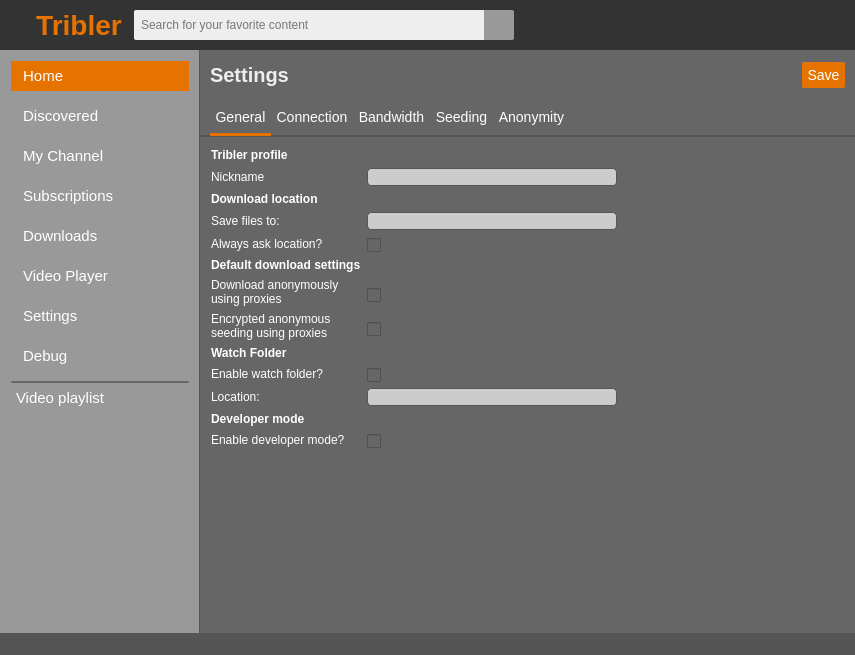
Above: TriblerGUI/qt_resources/mainwindow.ui from Tribler/tribler before the change. Below: the same form after it.
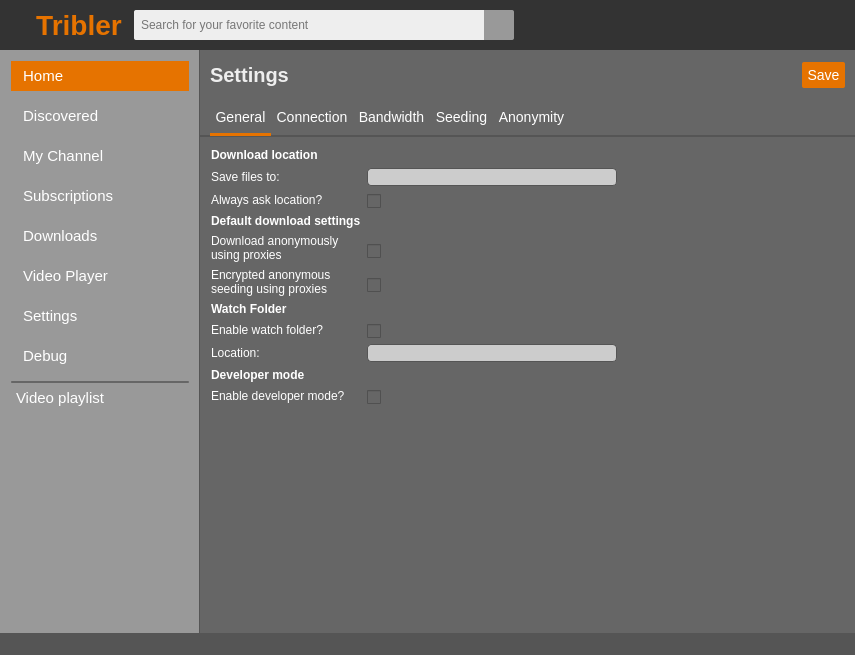
That is the form after the change. The open tabs and pages were chosen to show the change. Icons and pictures are not drawn. Custom widgets are drawn as their Qt base class.

The edit to the form file:
```diff
--- a/TriblerGUI/qt_resources/mainwindow.ui
+++ b/TriblerGUI/qt_resources/mainwindow.ui
@@ -4838,53 +4838,6 @@
                <set>Qt::AlignLeading|Qt::AlignLeft|Qt::AlignTop</set>
               </property>
               <item row="0" column="0">
-               <widget class="QLabel" name="tribler_profile_header_label">
-                <property name="styleSheet">
-                 <string notr="true">font-weight: bold;</string>
-                </property>
-                <property name="text">
-                 <string>Tribler profile</string>
-                </property>
-               </widget>
-              </item>
-              <item row="1" column="0">
-               <widget class="QLabel" name="label_2">
-                <property name="styleSheet">
-                 <string notr="true"/>
-                </property>
-                <property name="text">
-                 <string>Nickname</string>
-                </property>
-               </widget>
-              </item>
-              <item row="1" column="1">
-               <widget class="QLineEdit" name="nickname_input">
-                <property name="sizePolicy">
-                 <sizepolicy hsizetype="Fixed" vsizetype="Fixed">
-                  <horstretch>0</horstretch>
-                  <verstretch>0</verstretch>
-                 </sizepolicy>
-                </property>
-                <property name="minimumSize">
-                 <size>
-                  <width>250</width>
-                  <height>0</height>
-                 </size>
-                </property>
-                <property name="maximumSize">
-                 <size>
-                  <width>250</width>
-                  <height>16777215</height>
-                 </size>
-                </property>
-                <property name="styleSheet">
-                 <string notr="true">border: 1px solid #555;
-background-color: #ccc;
-border-radius: 4px;</string>
-                </property>
-               </widget>
-              </item>
-              <item row="2" column="0">
                <widget class="QLabel" name="label_4">
                 <property name="styleSheet">
                  <string notr="true">font-weight: bold;</string>
@@ -4894,7 +4847,7 @@
                 </property>
                </widget>
               </item>
-              <item row="3" column="0">
+              <item row="1" column="0">
                <widget class="QLabel" name="label_5">
                 <property name="styleSheet">
                  <string notr="true"/>
@@ -4904,7 +4857,7 @@
                 </property>
                </widget>
               </item>
-              <item row="3" column="1">
+              <item row="1" column="1">
                <widget class="QLineEdit" name="download_location_input">
                 <property name="sizePolicy">
                  <sizepolicy hsizetype="Fixed" vsizetype="Fixed">
@@ -4931,7 +4884,7 @@
                 </property>
                </widget>
               </item>
-              <item row="4" column="0">
+              <item row="2" column="0">
                <widget class="QLabel" name="label_6">
                 <property name="styleSheet">
                  <string notr="true"/>
@@ -4941,7 +4894,7 @@
                 </property>
                </widget>
               </item>
-              <item row="4" column="1">
+              <item row="2" column="1">
                <widget class="QCheckBox" name="always_ask_location_checkbox">
                 <property name="styleSheet">
                  <string notr="true">margin-top: 2px;</string>
@@ -4951,7 +4904,7 @@
                 </property>
                </widget>
               </item>
-              <item row="5" column="0">
+              <item row="3" column="0">
                <widget class="QLabel" name="default_download_settings_header">
                 <property name="styleSheet">
                  <string notr="true">font-weight: bold;</string>
@@ -4961,7 +4914,7 @@
                 </property>
                </widget>
               </item>
-              <item row="6" column="0">
+              <item row="4" column="0">
                <widget class="QLabel" name="download_settings_anon_label">
                 <property name="text">
                  <string>Download anonymously
@@ -4969,7 +4922,7 @@
                 </property>
                </widget>
               </item>
-              <item row="6" column="1">
+              <item row="4" column="1">
                <widget class="QCheckBox" name="download_settings_anon_checkbox">
                 <property name="styleSheet">
                  <string notr="true">margin-top: 10px;</string>
@@ -4979,7 +4932,7 @@
                 </property>
                </widget>
               </item>
-              <item row="7" column="0">
+              <item row="5" column="0">
                <widget class="QLabel" name="download_settings_anon_seeding_label">
                 <property name="text">
                  <string>Encrypted anonymous
@@ -4987,7 +4940,7 @@
                 </property>
                </widget>
               </item>
-              <item row="7" column="1">
+              <item row="5" column="1">
                <widget class="QCheckBox" name="download_settings_anon_seeding_checkbox">
                 <property name="styleSheet">
                  <string notr="true">margin-top: 10px;</string>
@@ -4997,7 +4950,7 @@
                 </property>
                </widget>
               </item>
-              <item row="8" column="0">
+              <item row="6" column="0">
                <widget class="QLabel" name="label_22">
                 <property name="styleSheet">
                  <string notr="true">font-weight: bold;</string>
@@ -5007,7 +4960,7 @@
                 </property>
                </widget>
               </item>
-              <item row="9" column="0">
+              <item row="7" column="0">
                <widget class="QLabel" name="label_23">
                 <property name="styleSheet">
                  <string notr="true"/>
@@ -5017,7 +4970,7 @@
                 </property>
                </widget>
               </item>
-              <item row="9" column="1">
+              <item row="7" column="1">
                <widget class="QCheckBox" name="watchfolder_enabled_checkbox">
                 <property name="styleSheet">
                  <string notr="true">margin-top: 2px;</string>
@@ -5027,7 +4980,7 @@
                 </property>
                </widget>
               </item>
-              <item row="10" column="0">
+              <item row="8" column="0">
                <widget class="QLabel" name="label_24">
                 <property name="styleSheet">
                  <string notr="true"/>
@@ -5037,7 +4990,7 @@
                 </property>
                </widget>
               </item>
-              <item row="10" column="1">
+              <item row="8" column="1">
                <widget class="QLineEdit" name="watchfolder_location_input">
                 <property name="sizePolicy">
                  <sizepolicy hsizetype="Fixed" vsizetype="Fixed">
@@ -5064,7 +5017,7 @@
                 </property>
                </widget>
               </item>
-              <item row="11" column="0">
+              <item row="9" column="0">
                <widget class="QLabel" name="label_31">
                 <property name="styleSheet">
                  <string notr="true">font-weight: bold;</string>
@@ -5074,14 +5027,14 @@
                 </property>
                </widget>
               </item>
-              <item row="12" column="0">
+              <item row="10" column="0">
                <widget class="QLabel" name="label_32">
                 <property name="text">
                  <string>Enable developer mode?</string>
                 </property>
                </widget>
               </item>
-              <item row="12" column="1">
+              <item row="10" column="1">
                <widget class="QCheckBox" name="developer_mode_enabled_checkbox">
                 <property name="styleSheet">
                  <string notr="true">margin-top: 2px;</string>
```
Left out of the diff: 2 changed lines with no effect on the pictures.
